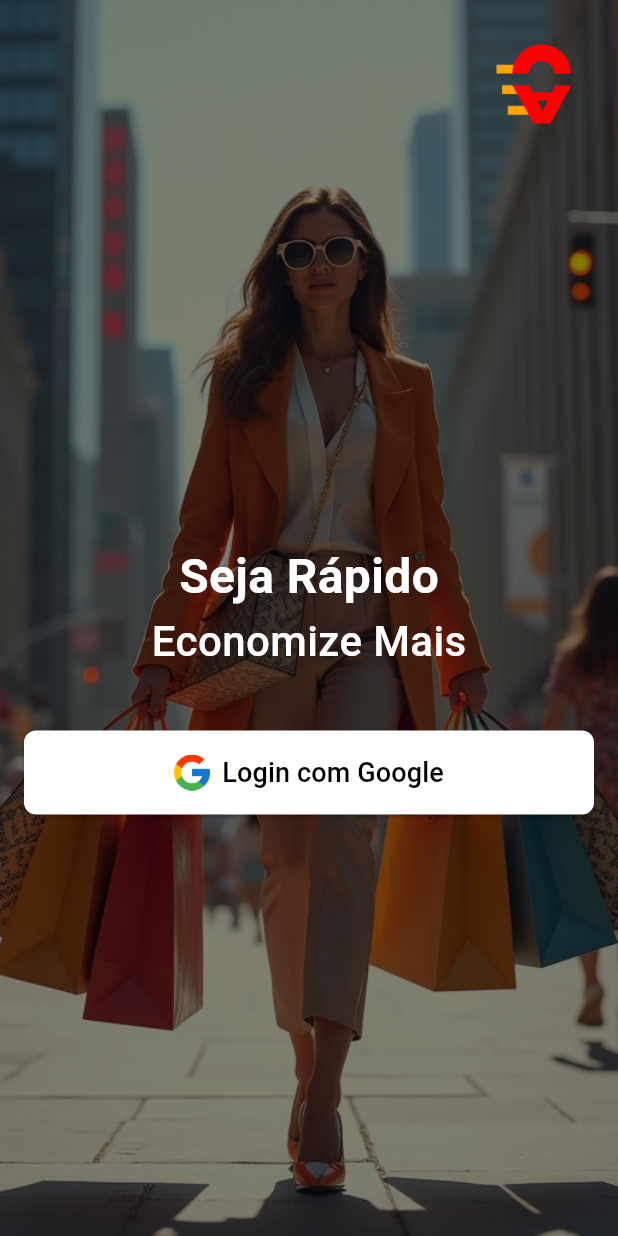
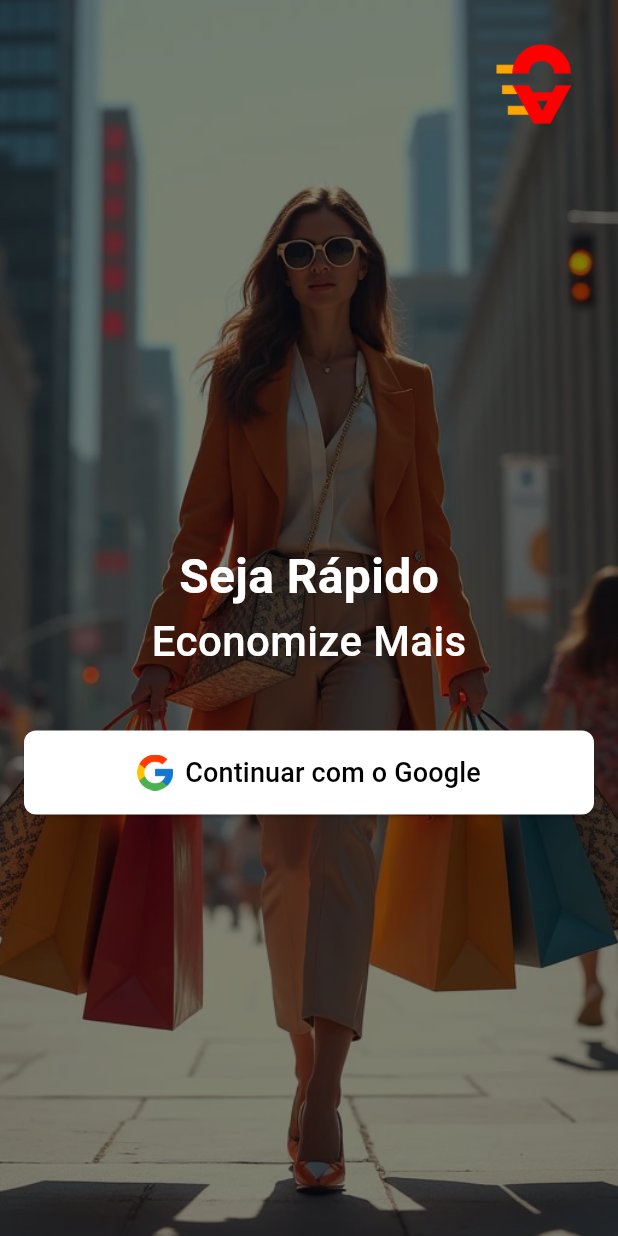
Before and after one commit to giovaneneves7/Corre-Aqui-App, a Flutter app: the screen it shows after launch, on a phone screen of 412 x 824 dp. Run offline on Flutter 3.47's test engine with Material 3 defaults, Android fonts, the phone set to English and light mode, and no system bars; our stand-ins replace get, google_maps_flutter, google_sign_in, shared_preferences, supabase_flutter; accounts and stored records are empty.

Commit message:
First Commit

```diff
--- a/lib/main.dart
+++ b/lib/main.dart
@@ -36,7 +36,7 @@ class MyApp extends StatelessWidget {
       themeMode: ThemeMode.light,
       locale: const Locale('pt', 'BR'),
       fallbackLocale: const Locale('en', 'US'),
-      home: LoginScreen(),
+      home: SigninScreen(),
     );
   }
 
```
